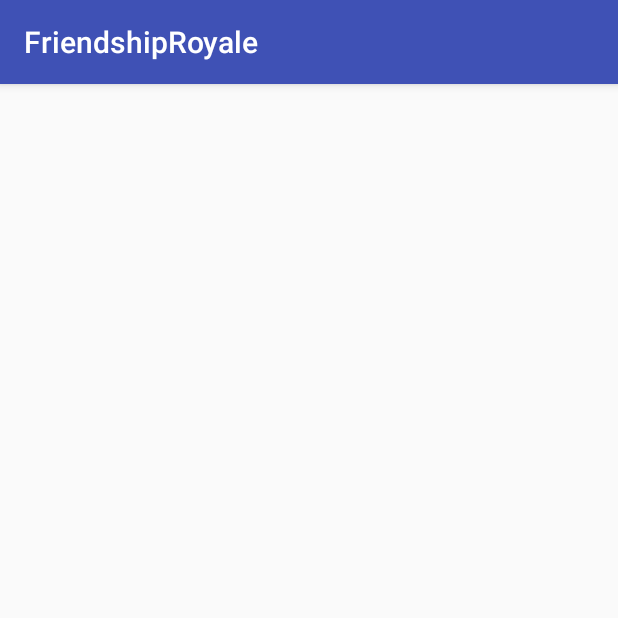
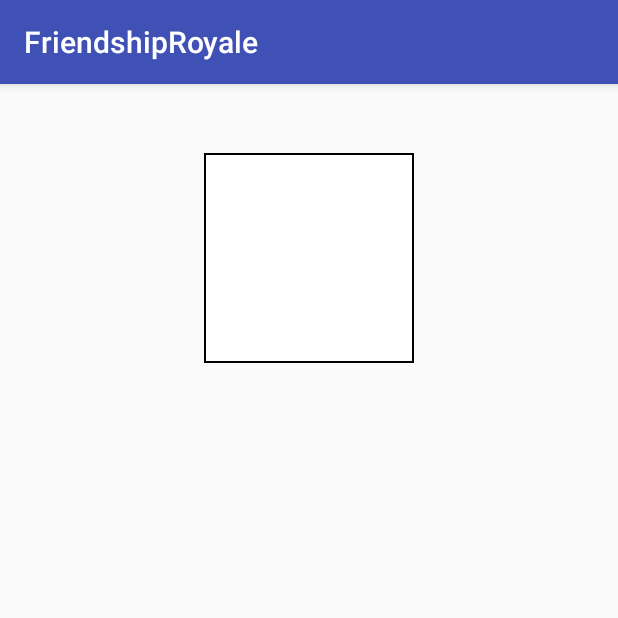
Before and after one commit to clickyclick/FriendshipRoyale, an Android app: the IslandActivity screen opened directly, with no data from a screen before it, on a phone screen of 412 x 824 dp, the top half of it. Run offline under Robolectric (Android 15) with nearby library versions, the phone set to English and light mode, and no system bars.

```diff
--- /dev/null
+++ b/app/src/main/res/drawable/border.xml
@@ -0,0 +1,7 @@
+<?xml version="1.0" encoding="UTF-8"?>
+<shape xmlns:android="http://schemas.android.com/apk/res/android">
+    <solid android:color="#FFFFFF" />
+    <stroke android:width="1dp" android:color="#000000" />
+    <padding android:left="1dp" android:top="1dp" android:right="1dp"
+        android:bottom="1dp" />
+</shape>
--- a/app/src/main/res/layout/activity_island.xml
+++ b/app/src/main/res/layout/activity_island.xml
@@ -1,9 +1,22 @@
 <?xml version="1.0" encoding="utf-8"?>
-<android.support.constraint.ConstraintLayout xmlns:android="http://schemas.android.com/apk/res/android"
+<RelativeLayout xmlns:android="http://schemas.android.com/apk/res/android"
     xmlns:app="http://schemas.android.com/apk/res-auto"
     xmlns:tools="http://schemas.android.com/tools"
     android:layout_width="match_parent"
     android:layout_height="match_parent"
-    tools:context=".IslandActivity">
+    android:paddingBottom="@dimen/activity_vertical_margin"
+    android:paddingLeft="@dimen/activity_horizontal_margin"
+    android:paddingRight="@dimen/activity_horizontal_margin"
+    android:paddingTop="@dimen/activity_vertical_margin">
 
-</android.support.constraint.ConstraintLayout>
+
+    <ImageView
+        android:id="@+id/player"
+        android:layout_width="140dp"
+        android:layout_height="140dp"
+        android:layout_alignParentTop="true"
+        android:layout_centerHorizontal="true"
+        android:layout_marginTop="30dp"
+        android:background="@drawable/player"
+        app:srcCompat="@drawable/border" />
+</RelativeLayout>
--- a/app/src/main/res/layout/activity_new_game.xml
+++ b/app/src/main/res/layout/activity_new_game.xml
@@ -35,6 +35,7 @@
             android:layout_width="wrap_content"
             android:layout_height="wrap_content"
             android:layout_weight="1"
+            android:checked="true"
             android:onClick="updateGender"
         android:text="Male" />
 
```
Also changed, not shown: app/src/main/java/com/example/friendshiproyale/NPCCreationActivity.java (+38 -14 lines), app/src/main/java/com/example/friendshiproyale/NewGameActivity.java (+19 -6 lines), app/src/main/java/com/example/friendshiproyale/TextValidation.java (added, +37 -0 lines), app/src/main/res/drawable/player.png (added).
